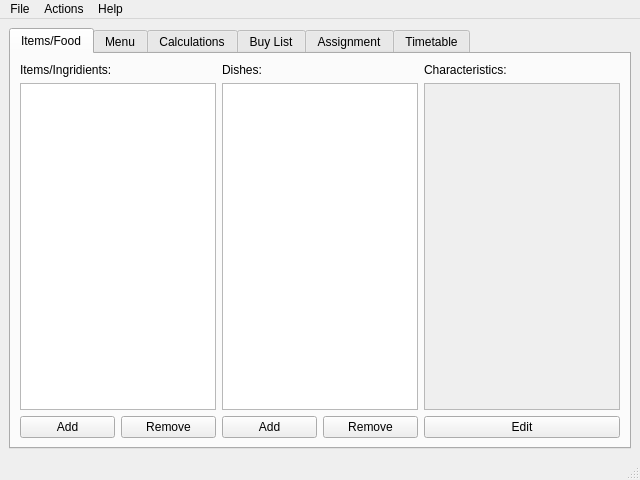
Old version of the form src/gui/mainWindow.ui in the repository ivanbilych/jougen.
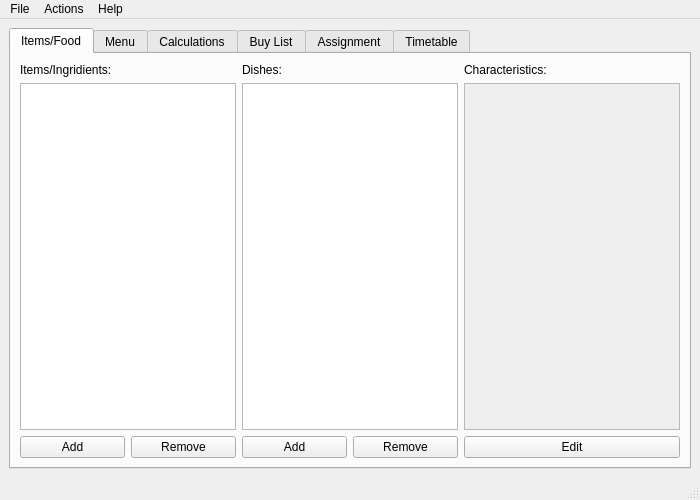
New version of the form.

Commit message:
giu: mainWindow: Change window size
Make window size bigger and setup minimal allowed size

Patch:
```diff
--- a/src/gui/mainWindow.ui
+++ b/src/gui/mainWindow.ui
@@ -6,14 +6,14 @@
    <rect>
     <x>0</x>
     <y>0</y>
-    <width>640</width>
-    <height>480</height>
+    <width>700</width>
+    <height>500</height>
    </rect>
   </property>
   <property name="minimumSize">
    <size>
-    <width>0</width>
-    <height>0</height>
+    <width>700</width>
+    <height>500</height>
    </size>
   </property>
   <property name="windowTitle">
@@ -202,7 +202,7 @@
     <rect>
      <x>0</x>
      <y>0</y>
-     <width>640</width>
+     <width>700</width>
      <height>27</height>
     </rect>
    </property>
```
